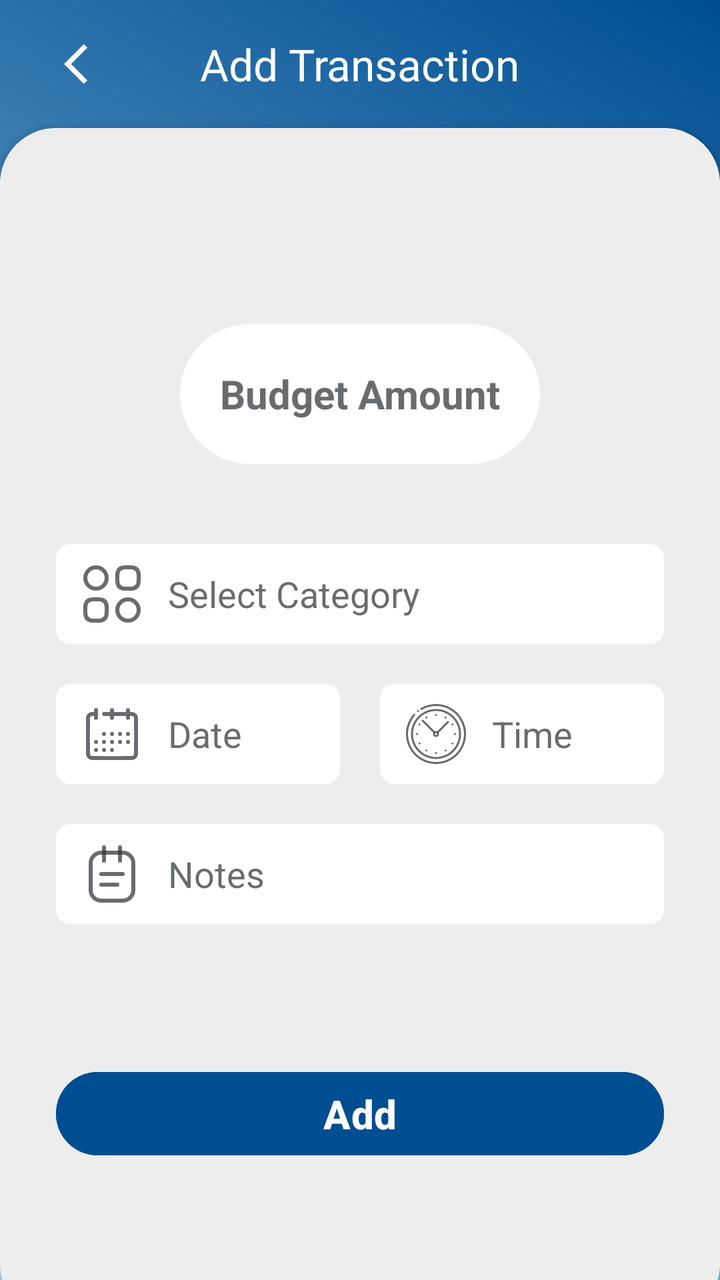
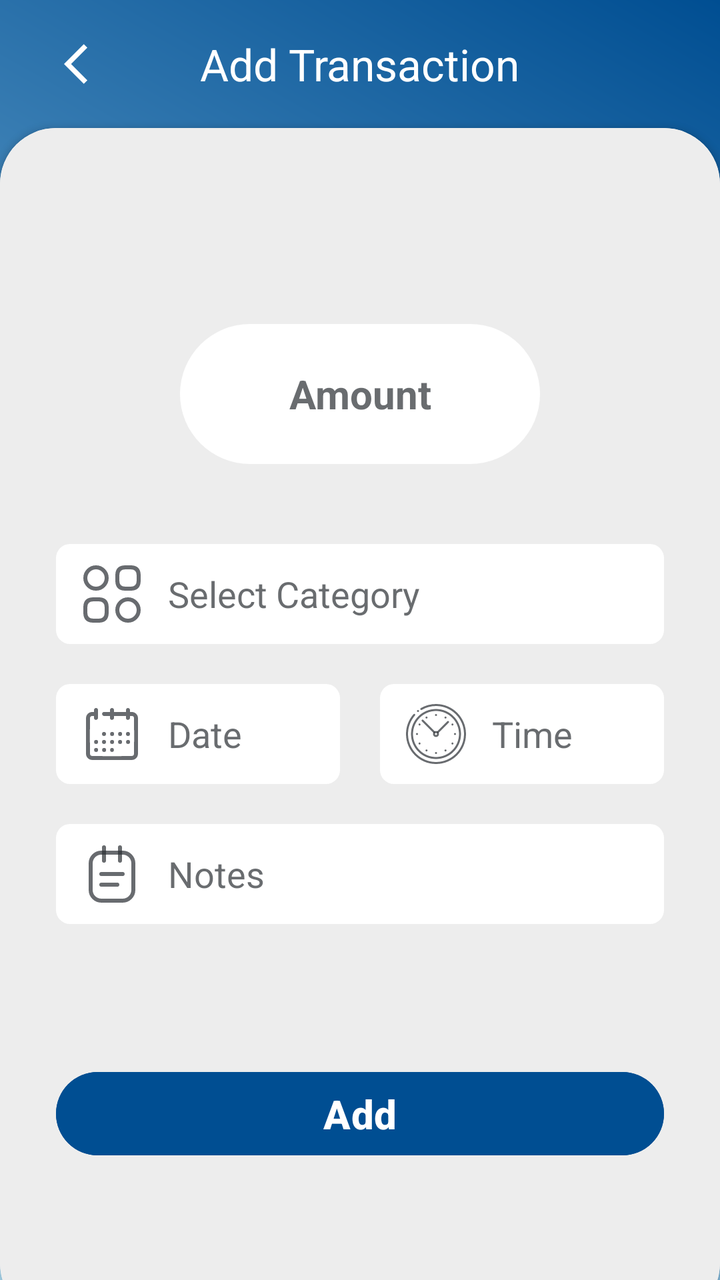

Before-and-after screenshots of an Android layout around one commit, followed by the original layout XML and the change that was made.
<!-- AndroidManifest.xml: application theme Theme.Budget_Planner -->
<!-- res/layout/page_add.xml -->
<?xml version="1.0" encoding="utf-8"?>
<RelativeLayout xmlns:android="http://schemas.android.com/apk/res/android"
    xmlns:app="http://schemas.android.com/apk/res-auto"
    xmlns:tools="http://schemas.android.com/tools"
    android:layout_width="match_parent"
    android:layout_height="match_parent"
    android:background="@drawable/backgroung_gradient">

    <androidx.appcompat.widget.Toolbar
        android:id="@+id/toolbar"
        android:layout_width="match_parent"
        android:layout_height="?attr/actionBarSize"
        android:titleTextColor="@color/white">

        <com.google.android.material.floatingactionbutton.FloatingActionButton
            android:id="@+id/Back"
            android:layout_width="wrap_content"
            android:layout_height="wrap_content"
            android:layout_gravity="start|center_vertical"
            android:backgroundTint="@android:color/transparent"
            android:clickable="true"
            android:contentDescription="Back"
            android:focusable="true"
            android:src="@drawable/baseline_arrow_back_ios_24"
            android:stateListAnimator="@animator/button_state_list_animator"
            app:borderWidth="0dp"
            app:elevation="0dp"
            app:tint="@color/white" />

        <TextView
            android:layout_width="wrap_content"
            android:layout_height="wrap_content"
            android:layout_gravity="center"
            android:text="Add Transaction"
            android:textColor="@color/white"
            android:textSize="22sp" />
    </androidx.appcompat.widget.Toolbar>

    <androidx.cardview.widget.CardView
        android:layout_width="match_parent"
        android:layout_height="wrap_content"
        android:layout_alignParentBottom="true"
        android:layout_below="@id/toolbar"
        app:cardCornerRadius="28dp"
        android:layout_marginBottom="-20dp">

        <LinearLayout
            android:layout_width="match_parent"
            android:layout_height="match_parent"
            android:orientation="vertical"
            android:padding="28dp"
            android:background="#EDEDED">
            <LinearLayout
                android:layout_width="match_parent"
                android:layout_height="match_parent"
                android:orientation="vertical"
                android:layout_marginTop="50dp"
                tools:ignore="UselessParent">
                <EditText
                    android:layout_width="180dp"
                    android:layout_height="70dp"
                    android:layout_gravity="center"
                    android:layout_marginVertical="20dp"
                    android:autofillHints="Enter Amount"
                    android:background="@drawable/round_shape_for_tabs"
                    android:gravity="center"
                    android:hint="Budget Amount"
                    android:inputType="number"
                    android:padding="10dp"
                    android:textColor="@color/black"
                    android:textColorHint="#B3292D32"
                    android:textSize="20sp"
                    android:textStyle="bold" />
                <EditText
                    android:id="@+id/category"
                    android:layout_width="match_parent"
                    android:layout_height="50dp"
                    android:layout_gravity="center"
                    android:layout_marginVertical="20dp"
                    android:autofillHints="Select category of transaction"
                    android:background="@drawable/edittext_design_addpage"
                    android:drawableStart="@drawable/category_txt"
                    android:drawablePadding="12dp"
                    android:ems="10"
                    android:focusable="false"
                    android:hint="Select Category"
                    android:inputType="none"
                    android:padding="12sp"
                    android:textColor="@color/black"
                    android:textColorHint="#B3292D32" />
                <LinearLayout
                    android:layout_width="match_parent"
                    android:layout_height="wrap_content"
                    android:orientation="horizontal"
                    android:weightSum="2">
                    <EditText
                        android:id="@+id/date"
                        android:layout_width="match_parent"
                        android:layout_height="50dp"
                        android:layout_gravity="center"
                        android:layout_marginEnd="10dp"
                        android:layout_weight="1"
                        android:autofillHints="Select Data"
                        android:background="@drawable/edittext_design_addpage"
                        android:drawableStart="@drawable/date"
                        android:drawablePadding="12dp"
                        android:ems="10"
                        android:focusable="false"
                        android:hint="Date"
                        android:inputType="date"
                        android:padding="12sp"
                        android:textColor="@color/black"
                        android:textColorHint="#B3292D32" />
                    <EditText
                        android:id="@+id/time"
                        android:layout_width="match_parent"
                        android:layout_height="50dp"
                        android:layout_gravity="center"
                        android:layout_marginStart="10dp"
                        android:layout_weight="1"
                        android:autofillHints="Select Time"
                        android:background="@drawable/edittext_design_addpage"
                        android:drawableStart="@drawable/time"
                        android:drawablePadding="12dp"
                        android:ems="10"
                        android:focusable="false"
                        android:hint="Time"
                        android:inputType="none"
                        android:padding="12sp"
                        android:textColor="@color/black"
                        android:textColorHint="#B3292D32" />
                </LinearLayout>
                <EditText
                    android:layout_width="match_parent"
                    android:layout_height="50dp"
                    android:layout_gravity="center"
                    android:layout_marginVertical="20dp"
                    android:autofillHints="Description"
                    android:background="@drawable/edittext_design_addpage"
                    android:drawableStart="@drawable/note_text_svgrepo_com"
                    android:drawablePadding="12dp"
                    android:hint="Notes"
                    android:inputType="textShortMessage"
                    android:padding="12sp"
                    android:textColor="@color/black"
                    android:textColorHint="#B3292D32" />

                <RelativeLayout
                    android:layout_width="match_parent"
                    android:layout_height="wrap_content"
                    android:layout_gravity="bottom">

                    <Button
                        android:id="@+id/submit"
                        android:layout_width="match_parent"
                        android:layout_height="50dp"
                        android:layout_centerInParent="true"
                        android:layout_marginTop="100dp"
                        android:backgroundTint="#004E92"
                        android:text="Add"
                        android:textColor="@color/white"
                        android:textSize="20sp"
                        android:textStyle="bold" />

                </RelativeLayout>
            </LinearLayout>
        </LinearLayout>

    </androidx.cardview.widget.CardView>

    <Space
        android:id="@+id/space"
        android:layout_width="match_parent"
        android:layout_height="60dp"
        android:layout_alignParentBottom="true" />
</RelativeLayout>
<!-- resources referenced by this layout -->
<resources>
  <color name="black">#000000</color>
  <color name="white">#FFFFFF</color>
  
      Shades of Yellow
  <!-- drawable backgroung_gradient (drawable) -->
  <?xml version="1.0" encoding="utf-8"?>
  <shape xmlns:android="http://schemas.android.com/apk/res/android">
      <gradient
          android:type="linear"
          android:angle="45"
          android:startColor="#AEDFF7"
          android:endColor="#004E92"></gradient>
  </shape>
  <!-- drawable baseline_arrow_back_ios_24 (drawable) -->
  <vector android:autoMirrored="true" android:height="24dp"
      android:tint="#000000" android:viewportHeight="24"
      android:viewportWidth="24" android:width="24dp" xmlns:android="http://schemas.android.com/apk/res/android">
      <path android:fillColor="@android:color/white" android:pathData="M11.67,3.87L9.9,2.1 0,12l9.9,9.9 1.77,-1.77L3.54,12z"/>
  </vector>
  <!-- drawable category_txt (drawable) -->
  <vector android:height="32dp" android:viewportHeight="24"
      android:viewportWidth="24" android:width="32dp" xmlns:android="http://schemas.android.com/apk/res/android">
      <path android:fillColor="#00000000"
          android:pathData="M17,10H19C21,10 22,9 22,7V5C22,3 21,2 19,2H17C15,2 14,3 14,5V7C14,9 15,10 17,10Z"
          android:strokeColor="#B3292D32" android:strokeLineCap="round"
          android:strokeLineJoin="round" android:strokeWidth="1.5"/>
      <path android:fillColor="#00000000"
          android:pathData="M5,22H7C9,22 10,21 10,19V17C10,15 9,14 7,14H5C3,14 2,15 2,17V19C2,21 3,22 5,22Z"
          android:strokeColor="#B3292D32" android:strokeLineCap="round"
          android:strokeLineJoin="round" android:strokeWidth="1.5"/>
      <path android:fillColor="#00000000"
          android:pathData="M6,10C8.209,10 10,8.209 10,6C10,3.791 8.209,2 6,2C3.791,2 2,3.791 2,6C2,8.209 3.791,10 6,10Z"
          android:strokeColor="#B3292D32" android:strokeLineCap="round"
          android:strokeLineJoin="round" android:strokeWidth="1.5"/>
      <path android:fillColor="#00000000"
          android:pathData="M18,22C20.209,22 22,20.209 22,18C22,15.791 20.209,14 18,14C15.791,14 14,15.791 14,18C14,20.209 15.791,22 18,22Z"
          android:strokeColor="#B3292D32" android:strokeLineCap="round"
          android:strokeLineJoin="round" android:strokeWidth="1.5"/>
  </vector>
  <!-- drawable edittext_design_addpage (drawable) -->
  <?xml version="1.0" encoding="utf-8"?>
  <selector xmlns:android="http://schemas.android.com/apk/res/android">
      <item android:state_enabled="true" android:state_focused="true" >
          <shape android:shape="rectangle">
              <solid android:color="#1A004E92"/>
              <corners android:radius="7dp"/>
              <stroke android:color="#004E92" android:width="1dp"/>
          </shape>
      </item>
  
      <item android:state_enabled="true"  >
          <shape android:shape="rectangle">
              <solid android:color="@color/white"/>
              <corners android:radius="7dp"/>
  
          </shape>
      </item>
  
  </selector>
  <!-- drawable round_shape_for_tabs (drawable) -->
  <?xml version="1.0" encoding="utf-8"?>
  <shape xmlns:android="http://schemas.android.com/apk/res/android"
      android:shape="rectangle">
      <corners android:radius="100dp"/>
      <solid android:color="#FFFFFF"/>
  </shape>
  <style name="Theme.Budget_Planner" parent="Base.Theme.Budget_Planner" />
  <style name="Base.Theme.Budget_Planner" parent="Theme.Material3.DayNight.NoActionBar">
          
          
      </style>
  <!-- unchanged entries left out for length: 3 -->
</resources>

<!-- the commit's change to res/layout/page_add.xml (unified diff, before → after) -->
@@ -61,10 +61,10 @@
                     android:layout_height="70dp"
                     android:layout_gravity="center"
                     android:layout_marginVertical="20dp"
-                    android:autofillHints="Enter Amount"
+                    android:autofillHints="Amount"
                     android:background="@drawable/round_shape_for_tabs"
                     android:gravity="center"
-                    android:hint="Budget Amount"
+                    android:hint="Amount"
                     android:inputType="number"
                     android:padding="10dp"
                     android:textColor="@color/black"
